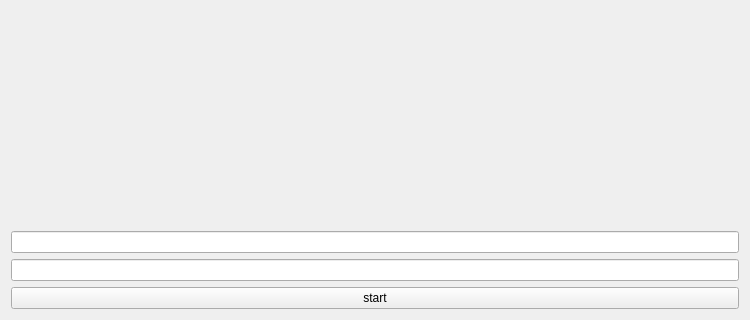
This is cpu_mem_test/widget.ui in mas3399/TS_camera_BSP_test as Qt 5 draws it before an edit; both pictures show x 0 to 750 and y 230 to 550 of the 750 by 550 pixel window. The edited form follows.
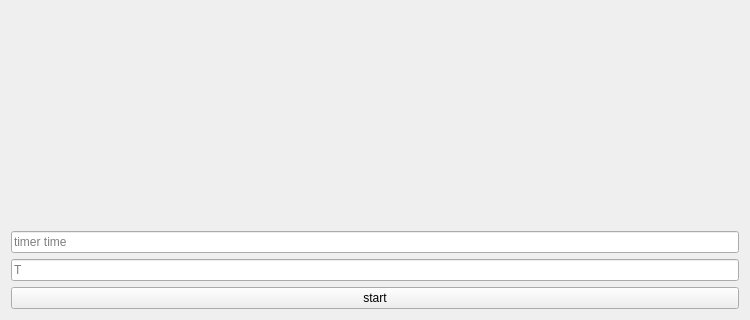
This is the edited form.

```diff
--- a/cpu_mem_test/widget.ui
+++ b/cpu_mem_test/widget.ui
@@ -102,10 +102,18 @@
     </layout>
    </item>
    <item>
-    <widget class="QLineEdit" name="lineEdit"/>
+    <widget class="QLineEdit" name="lineEdit">
+     <property name="placeholderText">
+      <string>timer time</string>
+     </property>
+    </widget>
    </item>
    <item>
-    <widget class="QLineEdit" name="lineEdit_2"/>
+    <widget class="QLineEdit" name="lineEdit_2">
+     <property name="placeholderText">
+      <string>T</string>
+     </property>
+    </widget>
    </item>
    <item>
     <widget class="QPushButton" name="pushButton">
```
